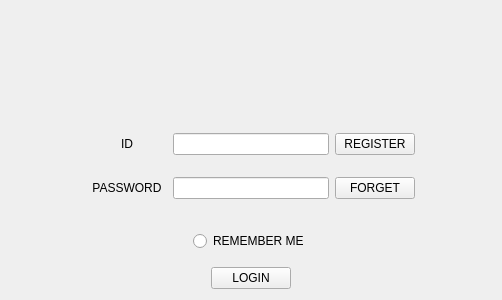
Qt form Chat0.1/chat/login.ui (bitlinux/qtchat) before a commit.
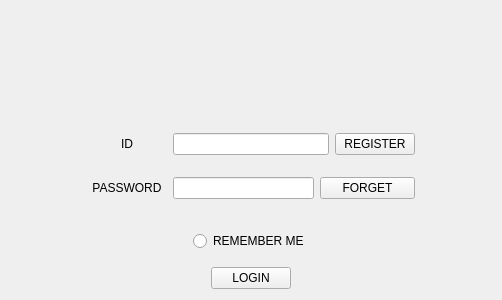
The same form after that commit.

```diff
--- a/Chat0.1/chat/login.ui
+++ b/Chat0.1/chat/login.ui
@@ -125,6 +125,12 @@
            </item>
            <item>
             <widget class="QPushButton" name="forget">
+             <property name="minimumSize">
+              <size>
+               <width>95</width>
+               <height>0</height>
+              </size>
+             </property>
              <property name="text">
               <string>FORGET</string>
              </property>
```
Left out of the diff: 6 changed lines with no effect on the pictures.
